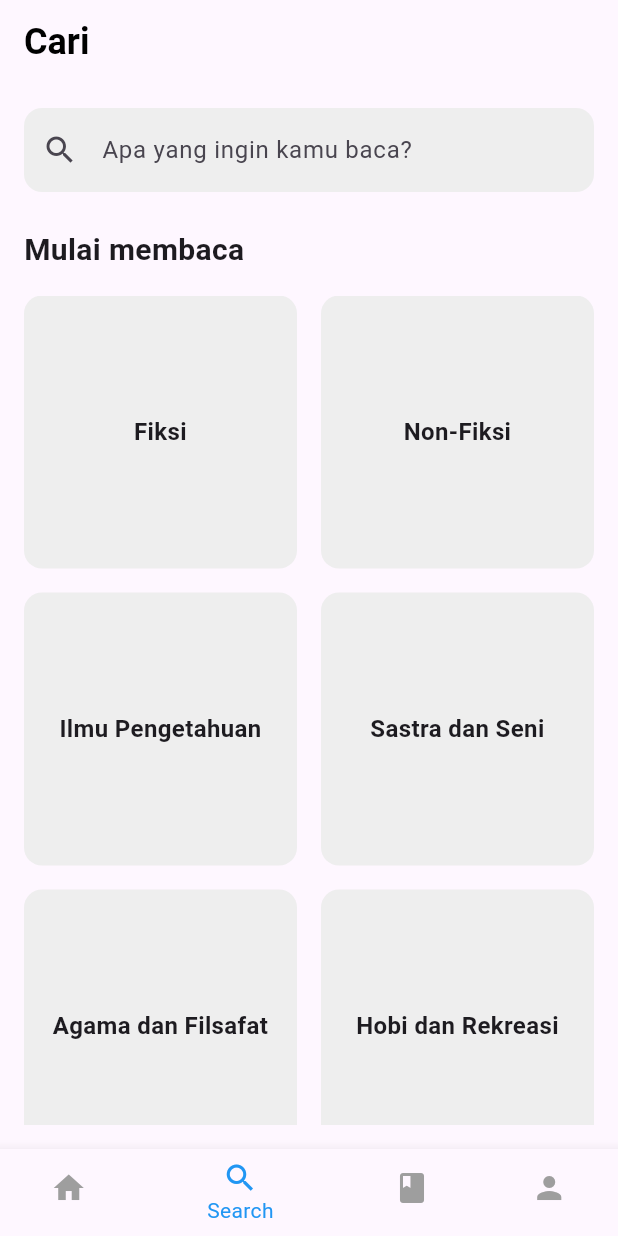
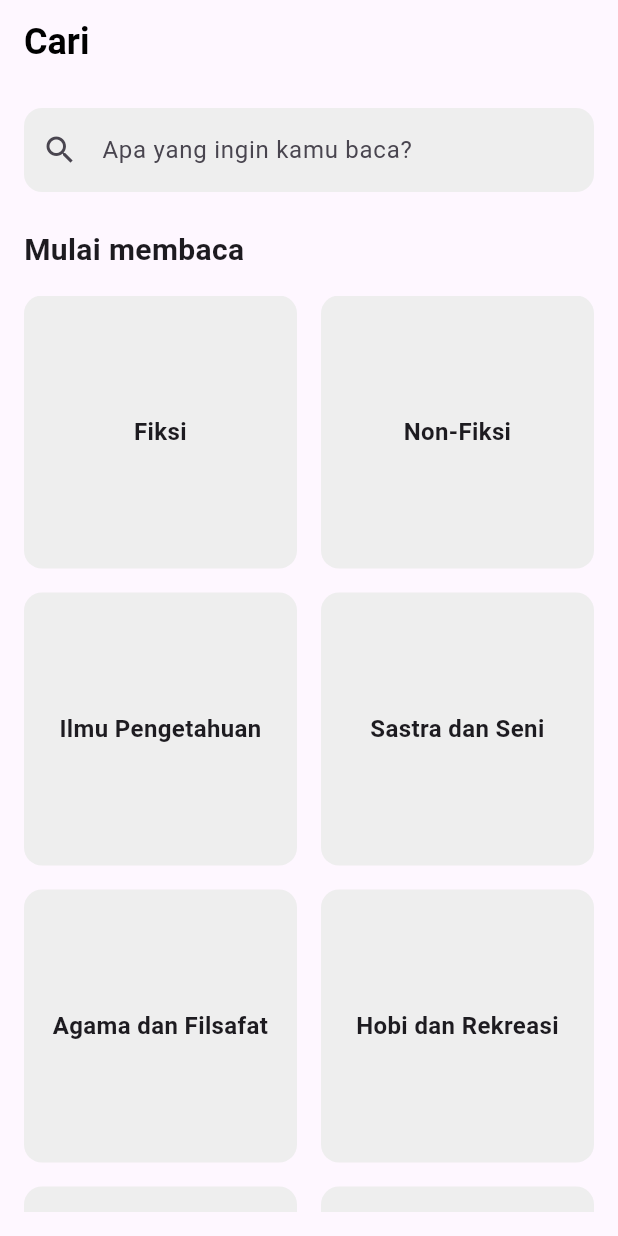
Before and after one commit to laras007/MOPROG, a Flutter app: the SearchPage screen opened directly, on a phone screen of 412 x 824 dp. Run offline on Flutter 3.47's test engine with Material 3 defaults, Android fonts, the phone set to English and light mode, and no system bars.

Commit message:
benerin navbar

```diff
--- a/gebooks/gebooks/lib/main.dart
+++ b/gebooks/gebooks/lib/main.dart
@@ -17,7 +17,7 @@ class MyApp extends StatelessWidget {
       theme: ThemeData(
         primarySwatch: Colors.blue,
       ),
-      home: LibraryPage(),
+      home: Homepage(),
     );
   }
 }
--- a/gebooks/gebooks/lib/searchpage.dart
+++ b/gebooks/gebooks/lib/searchpage.dart
@@ -8,16 +8,6 @@ class SearchPage extends StatefulWidget {
 }
 
 class _SearchPageState extends State<SearchPage> {
-  int _currentIndex =
-      1; // Index untuk BottomNavigationBar, default ke halaman Search
-
-  void _onItemTapped(int index) {
-    setState(() {
-      _currentIndex = index;
-      // Logika navigasi bisa ditambahkan di sini jika ada beberapa halaman
-    });
-  }
-
   @override
   Widget build(BuildContext context) {
     return Scaffold(
@@ -86,30 +76,6 @@ class _SearchPageState extends State<SearchPage> {
           ],
         ),
       ),
-      bottomNavigationBar: BottomNavigationBar(
-        currentIndex: _currentIndex, // Menggunakan currentIndex dari state
-        selectedItemColor: Colors.blue,
-        unselectedItemColor: Colors.grey,
-        onTap: _onItemTapped, // Memanggil fungsi saat item ditekan
-        items: const [
-          BottomNavigationBarItem(
-            icon: Icon(Icons.home),
-            label: "Home",
-          ),
-          BottomNavigationBarItem(
-            icon: Icon(Icons.search),
-            label: "Search",
-          ),
-          BottomNavigationBarItem(
-            icon: Icon(Icons.book),
-            label: "Books",
-          ),
-          BottomNavigationBarItem(
-            icon: Icon(Icons.person),
-            label: "Profile",
-          ),
-        ],
-      ),
     );
   }
 }
```
Also changed, not shown: gebooks/gebooks/lib/Profile.dart (added, +55 -0 lines), gebooks/gebooks/lib/homepage.dart (+44 -37 lines).
